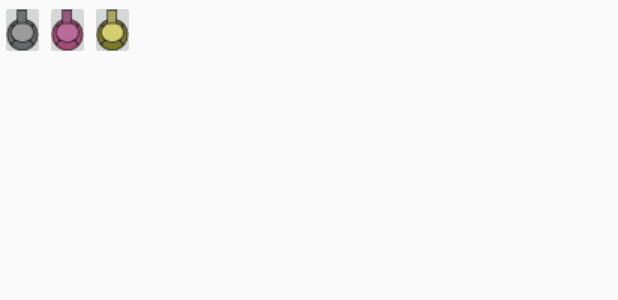
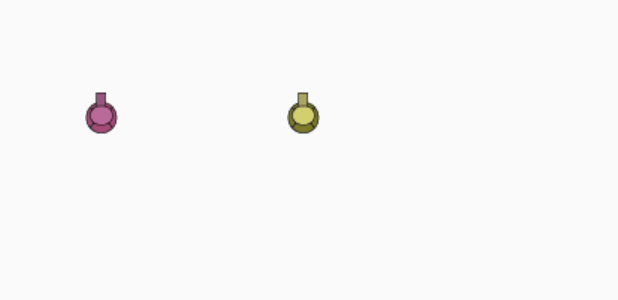
Before and after one commit to GNyyoung/Defence, an Android app: the layout popup_base.xml on its own in the app's theme, with its tools: preview values and no code run, on a phone screen of 412 x 824 dp. Shown: the top 300 px of the screen. Run offline under Robolectric (Android 15) with nearby library versions, the phone set to English and light mode, and no system bars.

Commit message:
팝업윈도우 완성

```diff
--- a/app/src/main/java/com/example/young/defence/Tower.java
+++ b/app/src/main/java/com/example/young/defence/Tower.java
@@ -35,6 +35,8 @@ public class Tower {
     private Monster target;
     public boolean isTargeted = false;
 
+    public int towerState; //towerState 0=땅, 1=기본타워, 2=분홍, 3=노랑;
+
     public Tower(Context context, int damage, float radius, float reloadTime, float posX, float posY){
         this.context = context;
         towerImage = BitmapFactory.decodeResource(context.getResources(), R.drawable.turret_ground);
@@ -44,6 +46,7 @@ public class Tower {
         this.radius = radius;
         this.posX = posX;
         this.posY = posY;
+        towerState=0;
     }
 
 //    몬스터와 포탑 사이의 거리를 체크하고 radius보다 거리가 가까우면 targetList에 추가
--- a/app/src/main/res/layout/activity_main.xml
+++ b/app/src/main/res/layout/activity_main.xml
@@ -2,6 +2,7 @@
 <android.support.constraint.ConstraintLayout xmlns:android="http://schemas.android.com/apk/res/android"
     xmlns:app="http://schemas.android.com/apk/res-auto"
     xmlns:tools="http://schemas.android.com/tools"
+    android:id="@+id/con"
     android:layout_width="match_parent"
     android:layout_height="match_parent"
     tools:context="com.example.young.defence.MainActivity">
--- a/app/src/main/res/layout/popup.xml
+++ b/app/src/main/res/layout/popup_base.xml
@@ -1,27 +1,24 @@
 <?xml version="1.0" encoding="utf-8"?>
 <LinearLayout xmlns:android="http://schemas.android.com/apk/res/android"
     xmlns:app="http://schemas.android.com/apk/res-auto"
-    android:layout_width="90dp"
-    android:layout_height="40dp">
+    android:layout_width="270dp"
+    android:layout_height="150dp">
 
     <ImageButton
-        android:id="@+id/imageButton"
+        android:id="@+id/evolution1"
         android:layout_width="wrap_content"
-        android:layout_height="wrap_content"
+        android:layout_height="match_parent"
         android:layout_weight="1"
-        app:srcCompat="@drawable/turret_pop1" />
-
-    <ImageButton
-        android:id="@+id/imageButton2"
-        android:layout_width="wrap_content"
-        android:layout_height="wrap_content"
-        android:layout_weight="1"
+        android:backgroundTint="@android:color/transparent"
+        android:onClick="onClick_Evo1"
         app:srcCompat="@drawable/turret_pop2" />
 
     <ImageButton
-        android:id="@+id/imageButton3"
+        android:id="@+id/evolution2"
         android:layout_width="wrap_content"
-        android:layout_height="wrap_content"
+        android:layout_height="match_parent"
         android:layout_weight="1"
+        android:backgroundTint="@android:color/transparent"
+        android:onClick="onClick_Evo2"
         app:srcCompat="@drawable/turret_pop3" />
 </LinearLayout>
```
Also changed, not shown: app/src/main/java/com/example/young/defence/GameView.java (+31 -22 lines), app/src/main/java/com/example/young/defence/MainActivity.java (+24 -6 lines), app/src/main/res/layout/gameview.xml (added, +20 -0 lines), app/src/main/res/layout/popup_ground.xml (added, +16 -0 lines), app/src/main/res/drawable-v24/turret_ground.png (added).
